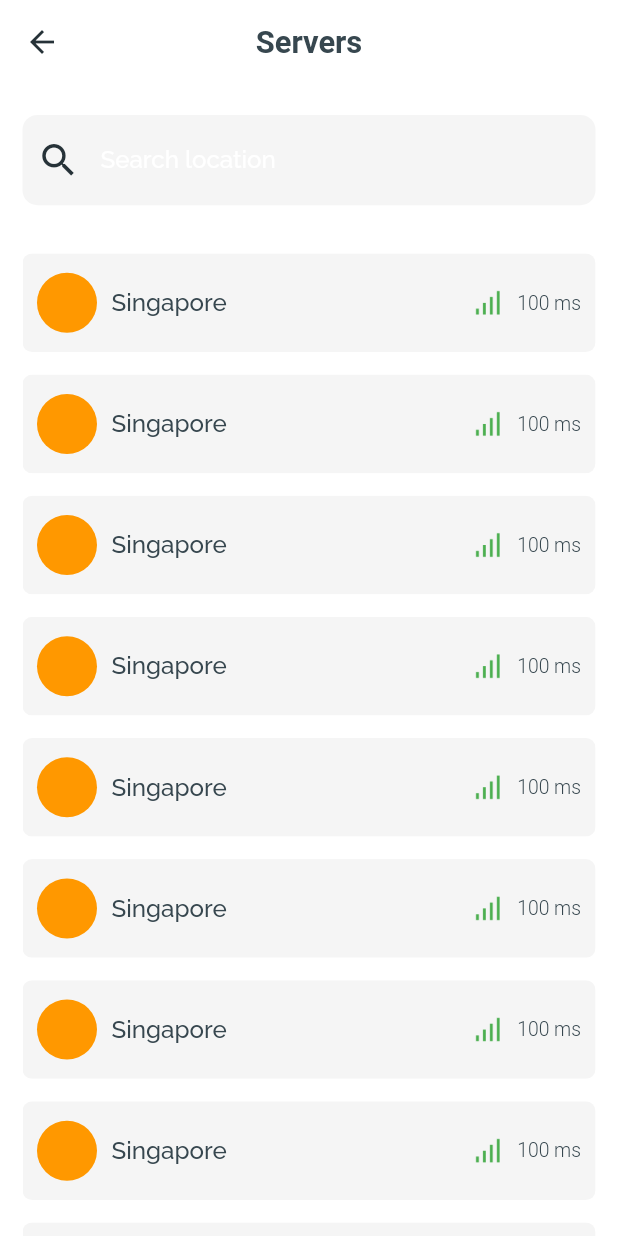
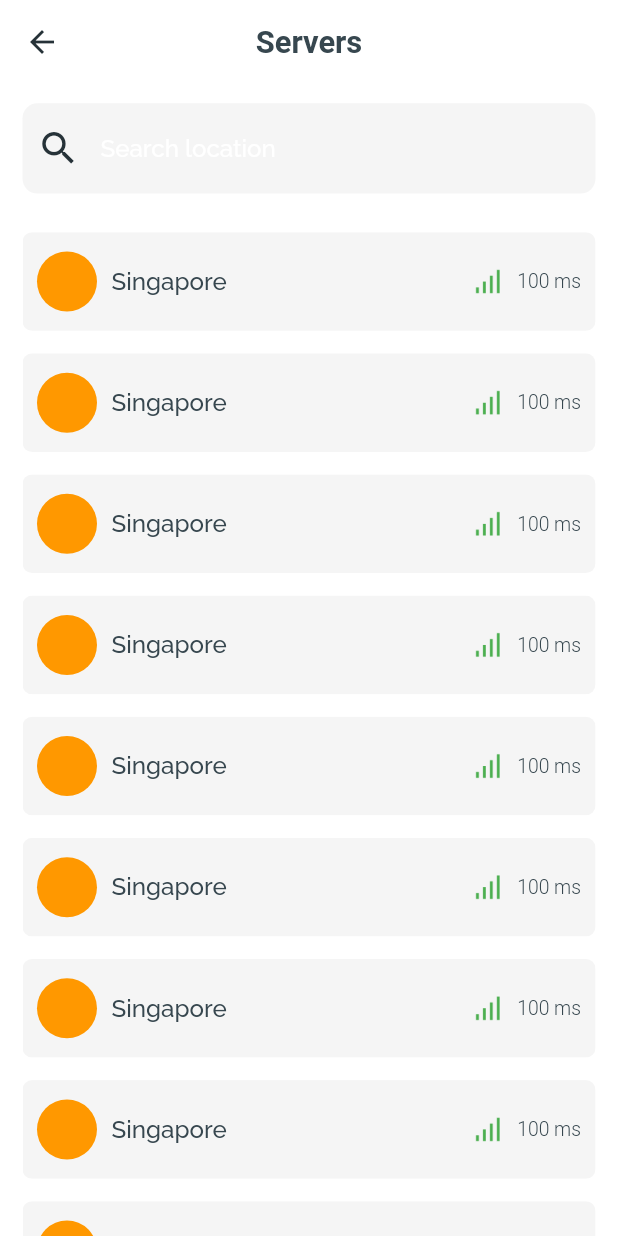
Before and after one commit to ShahinAlamK/gorila_express, a Flutter app: the ServerScreen screen opened directly, on a phone screen of 412 x 824 dp. Run offline on Flutter 3.47's test engine with Material 2 defaults, Android fonts, the phone set to English and light mode, and no system bars; our stand-ins replace google_fonts; network calls fail.

Commit message:
responsive

```diff
--- a/lib/screen/Servers.dart
+++ b/lib/screen/Servers.dart
@@ -26,7 +26,7 @@ class _ServerScreenState extends State<ServerScreen> {
         padding: const EdgeInsets.symmetric(horizontal: 15),
         child: Column(
           children: [
-            SizedBox(height: AppSize.vertical!*2.5),
+            SizedBox(height:getH(10)),
 
             TextField(
               style:theme.textTheme.bodyMedium,
@@ -38,7 +38,7 @@ class _ServerScreenState extends State<ServerScreen> {
                   borderRadius: BorderRadius.circular(10),
                   borderSide: const BorderSide(color: Colors.transparent)
                 ),
-                errorBorder: OutlineInputBorder(
+                focusedBorder: OutlineInputBorder(
                     borderRadius: BorderRadius.circular(10),
                     borderSide: const BorderSide(color: Colors.transparent)
                 ),
@@ -49,7 +49,7 @@ class _ServerScreenState extends State<ServerScreen> {
             ),
 
 
-            SizedBox(height: getH(25)),
+            SizedBox(height: getH(20)),
 
             Expanded(
               child: ListView.builder(
```
